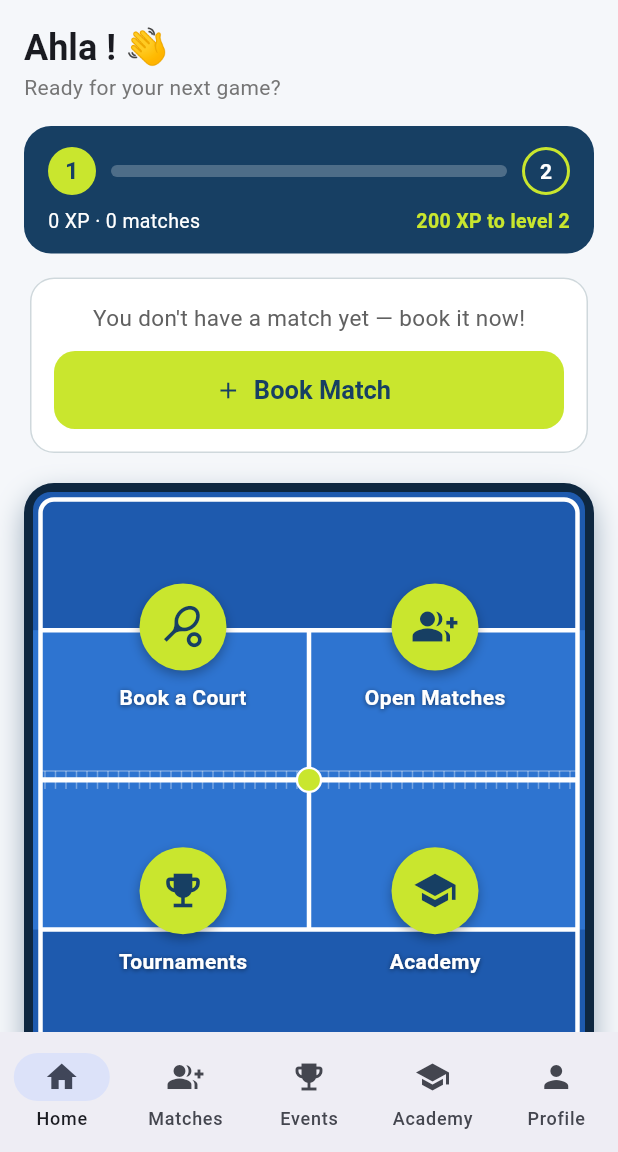
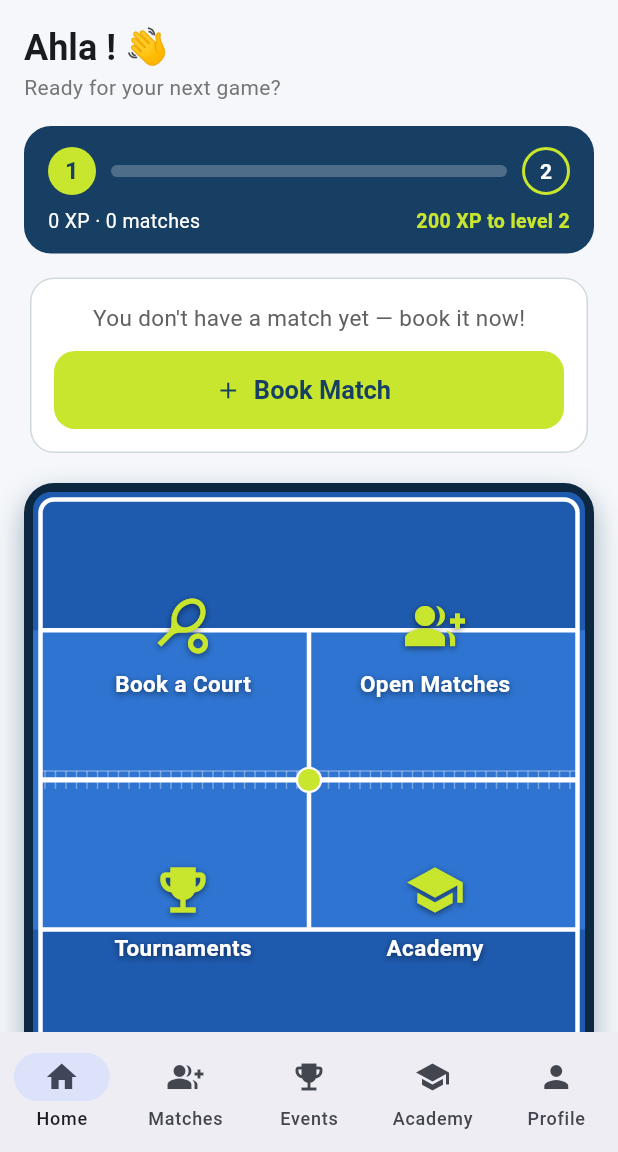
Before and after one commit to basharrahhaliq-cell/Padel-app, a Flutter app: the CustomerHome screen opened directly with empty values, on a phone screen of 412 x 824 dp, the part 84-1236 px from its top. Run offline on Flutter 3.47's test engine with Material 3 defaults, Android fonts, the phone set to English and light mode, and no system bars; our stand-ins replace cloud_firestore, firebase_auth, firebase_core, firebase_messaging, flutter_local_notifications, flutter_timezone and 7 more; accounts and stored records are empty.

Commit message:
Home court: bare icon + label in each zone (no circle token)
Removed the lime player-circle; each shortcut is now just its icon
(lime, with a soft shadow) and the label beneath it, sitting in the
court space.

Co-Authored-By: Claude Fable 5 <noreply@anthropic.com>
Claude-Session: https://claude.ai/code/session_01Aw5U5LBdLKqLreCcoJxRFP

```diff
--- a/lib/src/screens/customer/home_screen.dart
+++ b/lib/src/screens/customer/home_screen.dart
@@ -545,8 +545,11 @@ class _CourtZone extends StatelessWidget {
 
   @override
   Widget build(BuildContext context) {
-    // No box — just a "player" standing on the court: a lime token
-    // with the icon, and the label floating under it.
+    // Just the icon and its label sitting in the court space — no
+    // circle, no box.
+    const shadow = [
+      Shadow(color: Colors.black54, blurRadius: 5, offset: Offset(0, 1)),
+    ];
     return InkWell(
       borderRadius: BorderRadius.circular(16),
       onTap: onTap,
@@ -554,21 +557,7 @@ class _CourtZone extends StatelessWidget {
         child: Column(
           mainAxisSize: MainAxisSize.min,
           children: [
-            Container(
-              width: 58,
-              height: 58,
-              decoration: BoxDecoration(
-                color: AppTheme.ballLime,
-                shape: BoxShape.circle,
-                boxShadow: [
-                  BoxShadow(
-                      color: Colors.black.withValues(alpha: 0.3),
-                      blurRadius: 6,
-                      offset: const Offset(0, 3)),
-                ],
-              ),
-              child: Icon(icon, color: AppTheme.courtBlueDark, size: 30),
-            ),
+            Icon(icon, color: AppTheme.ballLime, size: 40, shadows: shadow),
             const SizedBox(height: 8),
             FittedBox(
               fit: BoxFit.scaleDown,
@@ -576,14 +565,9 @@ class _CourtZone extends StatelessWidget {
                   textAlign: TextAlign.center,
                   style: const TextStyle(
                       color: Colors.white,
-                      fontSize: 14,
+                      fontSize: 15,
                       fontWeight: FontWeight.bold,
-                      shadows: [
-                        Shadow(
-                            color: Colors.black54,
-                            blurRadius: 4,
-                            offset: Offset(0, 1)),
-                      ])),
+                      shadows: shadow)),
             ),
           ],
         ),
```
